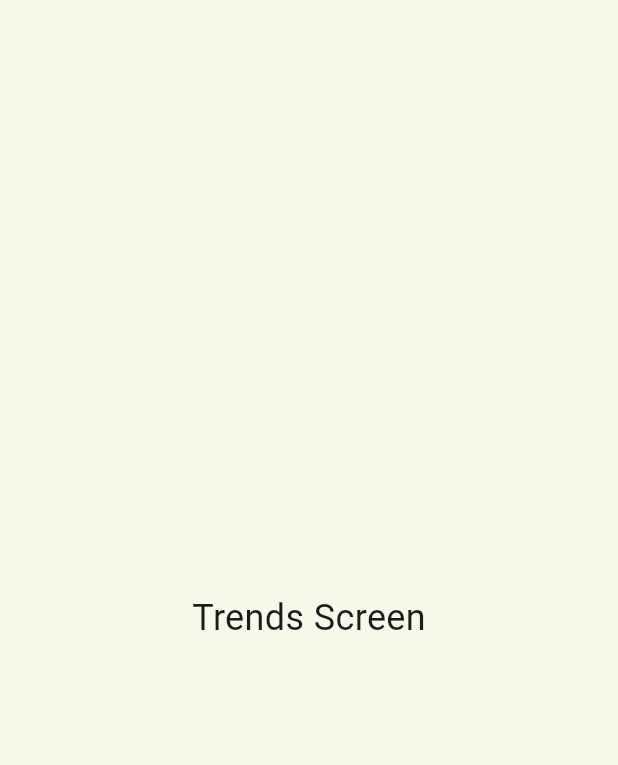
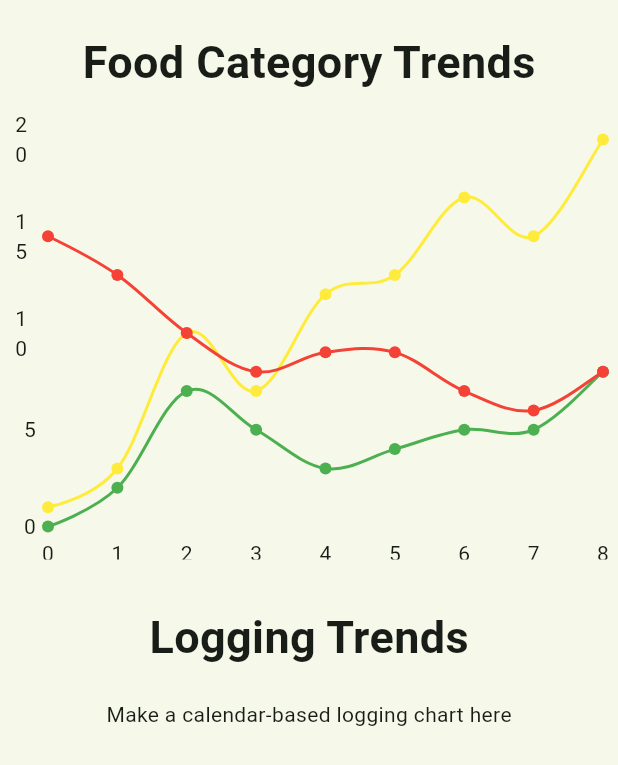
Before and after one commit to NutriSnap/NutriSnap, a Flutter app: the TrendsScreen screen opened by its route, on a phone screen of 412 x 824 dp. Shown: the top 765 px of the screen. Run offline on Flutter 3.47's test engine with Material 2 defaults, Android fonts, the light colour scheme and no system bars; drawn by our look-alikes of fl_chart; our stand-ins replace firebase_auth, firebase_core, flutter_svg; accounts and stored records are empty.

Commit message:
trends screen chart ui draft

```diff
--- a/lib/views/trends/trends_screen.dart
+++ b/lib/views/trends/trends_screen.dart
@@ -1,4 +1,5 @@
 import 'package:flutter/material.dart';
+import 'widgets/line_chart.dart';
 
 class TrendsScreen extends StatelessWidget {
   const TrendsScreen({Key? key}) : super(key: key);
@@ -9,9 +10,32 @@ class TrendsScreen extends StatelessWidget {
   Widget build(BuildContext context) {
     return const Scaffold(
       body: Center(
-        child: Text(
-          'Trends Screen',
-          style: TextStyle(fontSize: 24),
+        child: Column(
+          mainAxisAlignment: MainAxisAlignment.start,
+          children: <Widget>[
+            Padding(
+              padding: EdgeInsets.symmetric(vertical: 20),
+              child: Text(
+                'Food Category Trends',
+                style: TextStyle(
+                  fontSize: 30,
+                  fontWeight: FontWeight.bold,
+                ),
+              ),
+            ),
+            FoodCategoryTrendsChart(),
+            Padding(
+              padding: EdgeInsets.symmetric(vertical: 20),
+              child: Text(
+                'Logging Trends',
+                style: TextStyle(
+                  fontSize: 30,
+                  fontWeight: FontWeight.bold,
+                ),
+              ),
+            ),
+            Text('Make a calendar-based logging chart here'),
+          ],
         ),
       ),
     );
--- /dev/null
+++ b/lib/views/trends/widgets/line_chart.dart
@@ -0,0 +1,75 @@
+import 'package:flutter/material.dart';
+import 'package:fl_chart/fl_chart.dart';
+
+const List<FlSpot> chartData = [
+  FlSpot(0, 1),
+  FlSpot(1, 3),
+  FlSpot(2, 10),
+  FlSpot(3, 7),
+  FlSpot(4, 12),
+  FlSpot(5, 13),
+  FlSpot(6, 17),
+  FlSpot(7, 15),
+  FlSpot(8, 20),
+];
+
+const List<FlSpot> chartData2 = [
+  FlSpot(0, 0),
+  FlSpot(1, 2),
+  FlSpot(2, 7),
+  FlSpot(3, 5),
+  FlSpot(4, 3),
+  FlSpot(5, 4),
+  FlSpot(6, 5),
+  FlSpot(7, 5),
+  FlSpot(8, 8),
+];
+
+const List<FlSpot> chartData3 = [
+  FlSpot(0, 15),
+  FlSpot(1, 13),
+  FlSpot(2, 10),
+  FlSpot(3, 8),
+  FlSpot(4, 9),
+  FlSpot(5, 9),
+  FlSpot(6, 7),
+  FlSpot(7, 6),
+  FlSpot(8, 8),
+];
+
+class FoodCategoryTrendsChart extends StatefulWidget {
+  const FoodCategoryTrendsChart({Key? key}) : super(key: key);
+
+  @override
+  State<FoodCategoryTrendsChart> createState() =>
+      _FoodCategoryTrendsChartState();
+}
+
+class _FoodCategoryTrendsChartState extends State<FoodCategoryTrendsChart> {
+  @override
+  Widget build(BuildContext context) {
+    return Container(
+      padding: const EdgeInsets.all(10),
+      height: 300,
+      child: LineChart(
+        LineChartData(
+        gridData: FlGridData(show: false),
+            titlesData: FlTitlesData(
+              leftTitles: AxisTitles(sideTitles: SideTitles(showTitles: true)),
+              rightTitles: AxisTitles(sideTitles: SideTitles(showTitles: false)),
+              bottomTitles: AxisTitles(sideTitles: SideTitles(showTitles: true)),
+              topTitles: AxisTitles(sideTitles: SideTitles(showTitles: false)),
+            ),
+        borderData: FlBorderData(show: false),
+        lineBarsData: [
+          LineChartBarData(
+              spots: chartData, isCurved: true, color: Colors.yellow),
+          LineChartBarData(
+              spots: chartData2, isCurved: true, color: Colors.green),
+          LineChartBarData(
+              spots: chartData3, isCurved: true, color: Colors.red),
+        ]),
+      ),
+    );
+  }
+}
--- a/pubspec.yaml
+++ b/pubspec.yaml
@@ -17,6 +17,7 @@ dependencies:
   firebase_core: ^2.16.0
   firebase_storage: ^11.2.7
   firebase_ui_auth: ^1.8.0
+  fl_chart: ^0.63.0
   flutter_svg: ^2.0.7
   foundation: ^0.0.5
   google_sign_in: ^6.1.5
```
Also changed, not shown: pubspec.lock.
